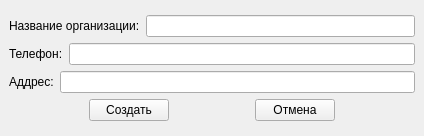
Qt form app/forms/ui/create_supplaer.ui (Robert-ass911/Diplom) before a commit.
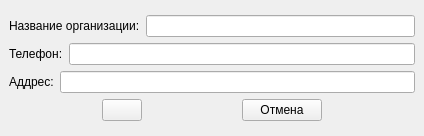
The same form after that commit.

```diff
--- a/app/forms/ui/create_supplaer.ui
+++ b/app/forms/ui/create_supplaer.ui
@@ -77,7 +77,7 @@
         <item>
          <widget class="QPushButton" name="create_btn">
           <property name="text">
-           <string>Создать</string>
+           <string/>
           </property>
          </widget>
         </item>
```
